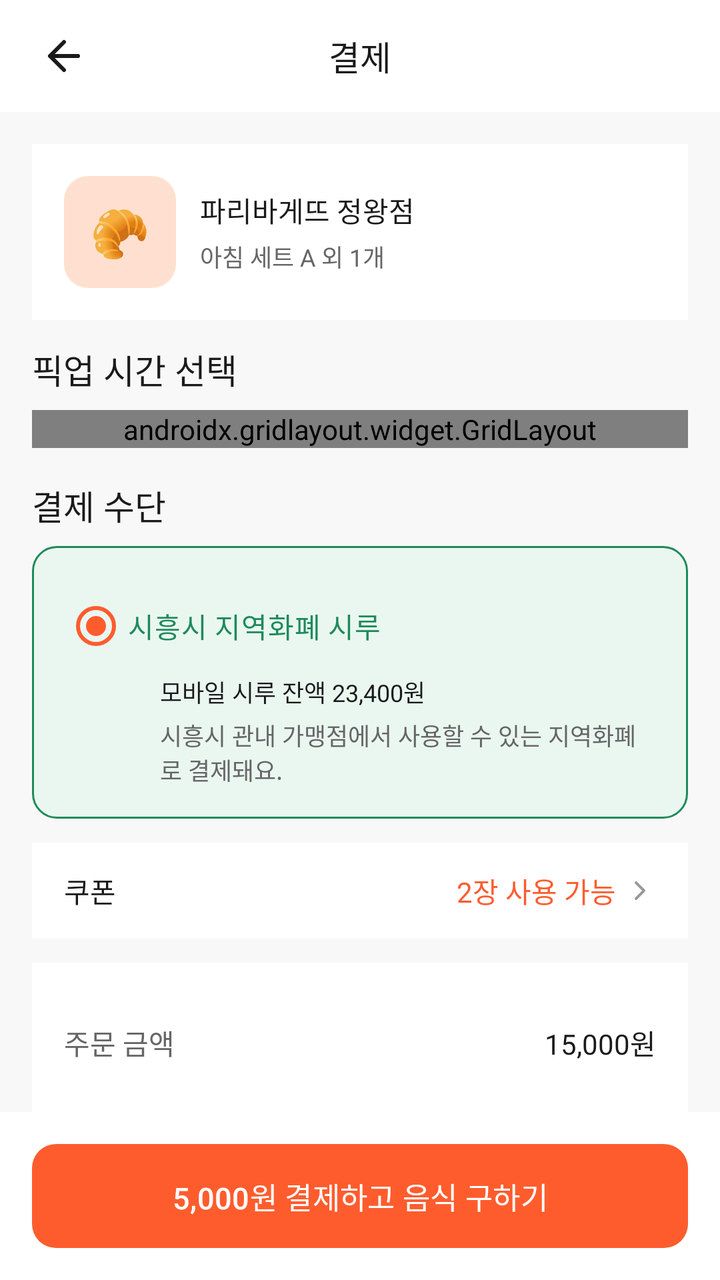
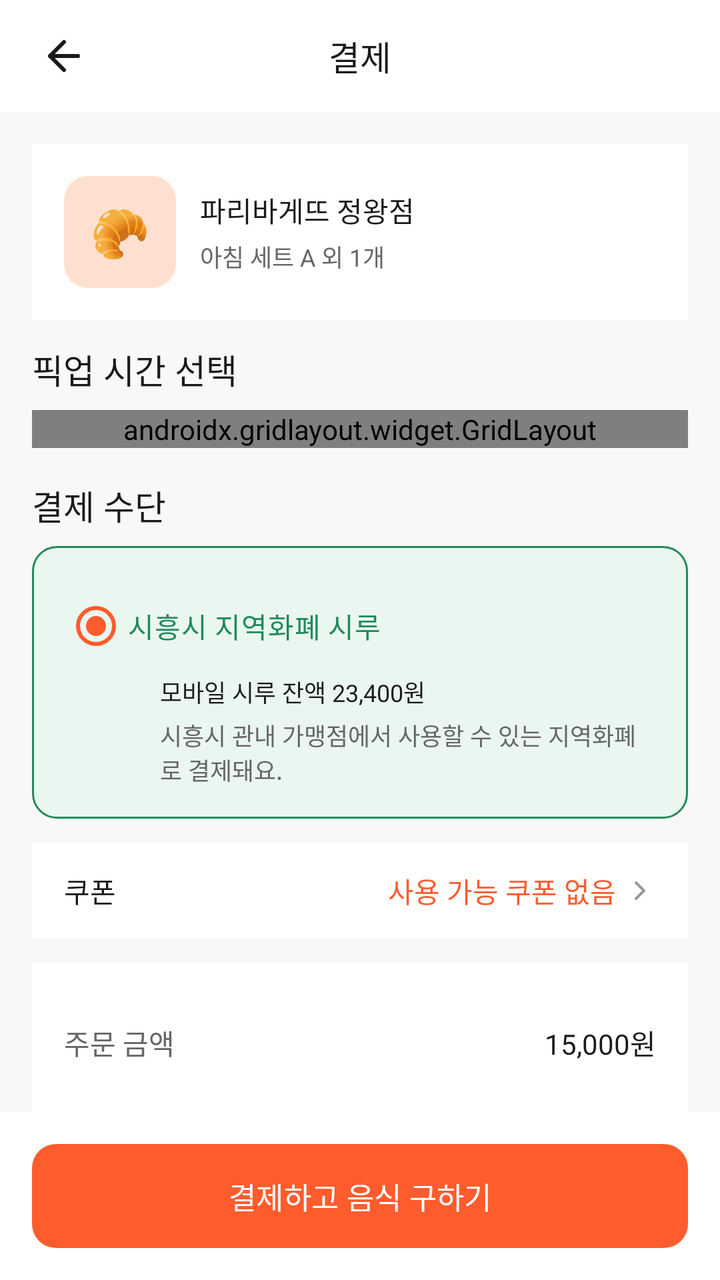

An Android layout rendered at two revisions. The XML below is the earlier revision; the diff shows what the commit changed to produce the second picture.
<!-- AndroidManifest.xml: application theme Theme.Deuktemsiru -->
<!-- res/layout/fragment_payment.xml -->
<?xml version="1.0" encoding="utf-8"?>
<androidx.coordinatorlayout.widget.CoordinatorLayout
    xmlns:android="http://schemas.android.com/apk/res/android"
    xmlns:app="http://schemas.android.com/apk/res-auto"
    android:layout_width="match_parent"
    android:layout_height="match_parent"
    android:background="@color/color_surface">

    
    <LinearLayout
        android:id="@+id/ll_toolbar"
        android:layout_width="match_parent"
        android:layout_height="wrap_content"
        android:orientation="horizontal"
        android:gravity="center_vertical"
        android:background="@color/white"
        android:paddingHorizontal="@dimen/spacing_sm"
        android:paddingVertical="@dimen/spacing_xs">

        <ImageButton
            android:id="@+id/btn_back"
            android:layout_width="@dimen/touch_target_min"
            android:layout_height="@dimen/touch_target_min"
            android:src="@drawable/ic_back"
            android:background="?attr/selectableItemBackgroundBorderless"
            android:contentDescription="뒤로가기" />

        <TextView
            android:layout_width="0dp"
            android:layout_height="wrap_content"
            android:layout_weight="1"
            android:text="@string/payment_title"
            android:textSize="@dimen/text_title"
            android:fontFamily="sans-serif-medium"
            android:textColor="@color/color_text"
            android:gravity="center" />

        <View android:layout_width="@dimen/touch_target_min" android:layout_height="@dimen/touch_target_min" />
    </LinearLayout>

    <androidx.core.widget.NestedScrollView
        android:layout_width="match_parent"
        android:layout_height="match_parent"
        android:layout_marginTop="@dimen/toolbar_height"
        android:layout_marginBottom="@dimen/bottom_cta_offset">

        <LinearLayout
            android:layout_width="match_parent"
            android:layout_height="wrap_content"
            android:orientation="vertical"
            android:padding="@dimen/spacing_lg">

            
            <LinearLayout
                android:layout_width="match_parent"
                android:layout_height="wrap_content"
                android:orientation="horizontal"
                android:gravity="center_vertical"
                android:background="@color/white"
                android:padding="@dimen/spacing_lg"
                android:layout_marginBottom="@dimen/spacing_md">

                <FrameLayout
                    android:layout_width="@dimen/payment_thumbnail_size"
                    android:layout_height="@dimen/payment_thumbnail_size">
                    <View
                        android:layout_width="match_parent"
                        android:layout_height="match_parent"
                        android:background="@drawable/bg_thumbnail_placeholder" />
                    <TextView
                        android:layout_width="wrap_content"
                        android:layout_height="wrap_content"
                        android:layout_gravity="center"
                        android:text="🥐"
                        android:textSize="@dimen/emoji_lg" />
                </FrameLayout>

                <LinearLayout
                    android:layout_width="0dp"
                    android:layout_height="wrap_content"
                    android:layout_weight="1"
                    android:orientation="vertical"
                    android:layout_marginStart="@dimen/spacing_md">

                    <TextView
                        android:id="@+id/tv_store_name"
                        android:layout_width="match_parent"
                        android:layout_height="wrap_content"
                        android:text="파리바게뜨 정왕점"
                        android:textSize="@dimen/text_body"
                        android:fontFamily="sans-serif-medium"
                        android:textColor="@color/color_text" />

                    <TextView
                        android:id="@+id/tv_menu_name"
                        android:layout_width="match_parent"
                        android:layout_height="wrap_content"
                        android:layout_marginTop="@dimen/spacing_xs"
                        android:text="아침 세트 A 외 1개"
                        android:textSize="@dimen/text_caption"
                        android:textColor="@color/color_text_sub" />
                </LinearLayout>
            </LinearLayout>

            
            <TextView
                android:layout_width="wrap_content"
                android:layout_height="wrap_content"
                android:text="@string/label_pickup_time_select"
                android:textSize="@dimen/text_title"
                android:fontFamily="sans-serif-medium"
                android:textColor="@color/color_text"
                android:layout_marginBottom="@dimen/spacing_sm" />

            <androidx.gridlayout.widget.GridLayout
                android:id="@+id/grid_time_slots"
                android:layout_width="match_parent"
                android:layout_height="wrap_content"
                android:layout_marginBottom="@dimen/spacing_lg"
                app:columnCount="2"
                app:rowCount="2">

                <Button
                    android:id="@+id/slot_1"
                    android:layout_width="0dp"
                    android:layout_height="@dimen/payment_slot_height"
                    app:layout_columnWeight="1"
                    android:layout_margin="@dimen/spacing_xs"
                    android:text="17:00"
                    android:textSize="@dimen/text_body"
                    android:textColor="@color/color_text"
                    android:background="@drawable/bg_time_slot_selected"
                    app:backgroundTint="@null"
                    android:stateListAnimator="@null" />

                <Button
                    android:id="@+id/slot_2"
                    android:layout_width="0dp"
                    android:layout_height="@dimen/payment_slot_height"
                    app:layout_columnWeight="1"
                    android:layout_margin="@dimen/spacing_xs"
                    android:text="17:30"
                    android:textSize="@dimen/text_body"
                    android:textColor="@color/color_text"
                    android:background="@drawable/bg_time_slot"
                    app:backgroundTint="@null"
                    android:stateListAnimator="@null" />

                <Button
                    android:id="@+id/slot_3"
                    android:layout_width="0dp"
                    android:layout_height="@dimen/payment_slot_height"
                    app:layout_columnWeight="1"
                    android:layout_margin="@dimen/spacing_xs"
                    android:text="18:00"
                    android:textSize="@dimen/text_body"
                    android:textColor="@color/color_text"
                    android:background="@drawable/bg_time_slot"
                    app:backgroundTint="@null"
                    android:stateListAnimator="@null" />

                <LinearLayout
                    android:layout_width="0dp"
                    android:layout_height="@dimen/payment_slot_height"
                    app:layout_columnWeight="1"
                    android:layout_margin="@dimen/spacing_xs"
                    android:orientation="vertical"
                    android:gravity="center"
                    android:background="@drawable/bg_time_slot">

                    <Button
                        android:id="@+id/slot_4"
                        android:layout_width="match_parent"
                        android:layout_height="match_parent"
                        android:text="@string/payment_deadline_slot_1830"
                        android:textSize="@dimen/text_caption"
                        android:textColor="@color/danger"
                        android:background="@android:color/transparent"
                        app:backgroundTint="@null"
                        android:stateListAnimator="@null" />
                </LinearLayout>

            </androidx.gridlayout.widget.GridLayout>

            
            <TextView
                android:layout_width="wrap_content"
                android:layout_height="wrap_content"
                android:text="@string/label_payment_method"
                android:textSize="@dimen/text_title"
                android:fontFamily="sans-serif-medium"
                android:textColor="@color/color_text"
                android:layout_marginBottom="@dimen/spacing_sm" />

            <LinearLayout
                android:id="@+id/ll_siru_payment"
                android:layout_width="match_parent"
                android:layout_height="wrap_content"
                android:orientation="vertical"
                android:background="@drawable/bg_siru_payment"
                android:padding="@dimen/spacing_lg"
                android:layout_marginBottom="@dimen/spacing_md">

                <RadioButton
                    android:id="@+id/rb_siru"
                    android:layout_width="match_parent"
                    android:layout_height="@dimen/touch_target_min"
                    android:text="@string/payment_method_siru"
                    android:textSize="@dimen/text_body"
                    android:fontFamily="sans-serif-medium"
                    android:textColor="@color/siru_green"
                    android:buttonTint="@color/siru_green"
                    android:clickable="false"
                    android:checked="true" />

                <TextView
                    android:layout_width="match_parent"
                    android:layout_height="wrap_content"
                    android:layout_marginStart="@dimen/touch_target_min"
                    android:text="@string/payment_method_siru_balance"
                    android:textSize="@dimen/text_caption"
                    android:textColor="@color/color_text" />

                <TextView
                    android:layout_width="match_parent"
                    android:layout_height="wrap_content"
                    android:layout_marginStart="@dimen/touch_target_min"
                    android:layout_marginTop="@dimen/spacing_xs"
                    android:text="@string/payment_method_siru_notice"
                    android:textSize="@dimen/text_caption"
                    android:textColor="@color/color_text_sub" />
            </LinearLayout>

            
            <LinearLayout
                android:layout_width="match_parent"
                android:layout_height="@dimen/touch_target_min"
                android:orientation="horizontal"
                android:gravity="center_vertical"
                android:background="@color/white"
                android:paddingHorizontal="@dimen/spacing_lg"
                android:layout_marginBottom="@dimen/spacing_md">

                <TextView
                    android:layout_width="0dp"
                    android:layout_height="wrap_content"
                    android:layout_weight="1"
                    android:text="@string/label_coupon"
                    android:textSize="@dimen/text_body"
                    android:textColor="@color/color_text" />

                <TextView
                    android:layout_width="wrap_content"
                    android:layout_height="wrap_content"
                    android:text="@string/payment_coupon_available_mock"
                    android:textSize="@dimen/text_body"
                    android:textColor="@color/primary" />

                <ImageView
                    android:layout_width="@dimen/icon_sm"
                    android:layout_height="@dimen/icon_sm"
                    android:src="@drawable/ic_arrow_right"
                    android:layout_marginStart="@dimen/spacing_xs"
                    android:contentDescription="쿠폰 선택" />
            </LinearLayout>

            
            <LinearLayout
                android:layout_width="match_parent"
                android:layout_height="wrap_content"
                android:orientation="vertical"
                android:background="@color/white"
                android:padding="@dimen/spacing_lg"
                android:layout_marginBottom="@dimen/spacing_md">

                <LinearLayout android:layout_width="match_parent" android:layout_height="@dimen/touch_target_min" android:orientation="horizontal" android:gravity="center_vertical">
                    <TextView android:layout_width="0dp" android:layout_height="wrap_content" android:layout_weight="1" android:text="@string/label_order_price" android:textSize="@dimen/text_body" android:textColor="@color/color_text_sub" />
                    <TextView android:id="@+id/tv_order_price" android:layout_width="wrap_content" android:layout_height="wrap_content" android:text="15,000원" android:textSize="@dimen/text_body" android:textColor="@color/color_text" />
                </LinearLayout>

                <LinearLayout android:layout_width="match_parent" android:layout_height="@dimen/touch_target_min" android:orientation="horizontal" android:gravity="center_vertical">
                    <TextView android:layout_width="0dp" android:layout_height="wrap_content" android:layout_weight="1" android:text="@string/label_closing_discount" android:textSize="@dimen/text_body" android:textColor="@color/color_text_sub" />
                    <TextView android:id="@+id/tv_discount" android:layout_width="wrap_content" android:layout_height="wrap_content" android:text="-9,000원" android:textSize="@dimen/text_body" android:textColor="@color/danger" />
                </LinearLayout>

                <LinearLayout android:layout_width="match_parent" android:layout_height="@dimen/touch_target_min" android:orientation="horizontal" android:gravity="center_vertical">
                    <TextView android:layout_width="0dp" android:layout_height="wrap_content" android:layout_weight="1" android:text="@string/label_first_order_discount" android:textSize="@dimen/text_body" android:textColor="@color/color_text_sub" />
                    <TextView android:id="@+id/tv_extra_discount" android:layout_width="wrap_content" android:layout_height="wrap_content" android:text="-1,000원" android:textSize="@dimen/text_body" android:textColor="@color/danger" />
                </LinearLayout>

                <View android:layout_width="match_parent" android:layout_height="@dimen/payment_divider_height" android:background="@color/color_border" android:layout_marginVertical="@dimen/spacing_sm" />

                <LinearLayout android:layout_width="match_parent" android:layout_height="@dimen/touch_target_min" android:orientation="horizontal" android:gravity="center_vertical">
                    <TextView android:layout_width="0dp" android:layout_height="wrap_content" android:layout_weight="1" android:text="@string/label_final_price" android:textSize="@dimen/text_title" android:fontFamily="sans-serif-medium" android:textColor="@color/color_text" />
                    <TextView android:id="@+id/tv_final_price" android:layout_width="wrap_content" android:layout_height="wrap_content" android:text="5,000원" android:textSize="@dimen/text_title" android:fontFamily="sans-serif-medium" android:textColor="@color/primary" />
                </LinearLayout>
            </LinearLayout>

            
            <LinearLayout
                android:layout_width="match_parent"
                android:layout_height="wrap_content"
                android:orientation="horizontal"
                android:gravity="center_vertical"
                android:background="@drawable/bg_success_message"
                android:padding="@dimen/spacing_lg">

                <TextView
                    android:layout_width="wrap_content"
                    android:layout_height="wrap_content"
                    android:text="🌱"
                    android:textSize="@dimen/emoji_md"
                    android:layout_marginEnd="@dimen/spacing_sm" />

                <TextView
                    android:id="@+id/tv_savings_message"
                    android:layout_width="0dp"
                    android:layout_height="wrap_content"
                    android:layout_weight="1"
                    android:text="10,100원을 절약하고 음식 1개를 구해요"
                    android:textSize="@dimen/text_body"
                    android:fontFamily="sans-serif-medium"
                    android:textColor="@color/success" />
            </LinearLayout>

        </LinearLayout>
    </androidx.core.widget.NestedScrollView>

    
    <LinearLayout
        android:layout_width="match_parent"
        android:layout_height="wrap_content"
        android:layout_gravity="bottom"
        android:background="@color/white"
        android:padding="@dimen/spacing_lg">

        <Button
            android:id="@+id/btn_pay"
            android:layout_width="match_parent"
            android:layout_height="@dimen/cta_button_height"
            android:text="@string/btn_pay_mock"
            android:textSize="@dimen/text_button"
            android:fontFamily="sans-serif-medium"
            android:textColor="@color/white"
            android:background="@drawable/bg_primary_button"
            android:stateListAnimator="@null" />
    </LinearLayout>

</androidx.coordinatorlayout.widget.CoordinatorLayout>
<!-- resources referenced by this layout -->
<resources>
  <color name="color_border">#E5E5E5</color>
  <color name="color_surface">#F8F8F8</color>
  <color name="color_text">#1A1A1A</color>
  <color name="color_text_sub">#666666</color>
  <color name="danger">#FF3B30</color>
  <color name="primary">#FF5C2E</color>
  <color name="siru_green">#1F8A5B</color>
  <color name="success">#3B7D3F</color>
  <color name="white">#FFFFFFFF</color>
  <dimen name="bottom_cta_offset">80dp</dimen>
  <dimen name="cta_button_height">52dp</dimen>
  <dimen name="emoji_lg">24sp</dimen>
  <dimen name="emoji_md">18sp</dimen>
  <dimen name="icon_sm">16dp</dimen>
  <dimen name="payment_divider_height">1dp</dimen>
  <dimen name="payment_slot_height">52dp</dimen>
  <dimen name="payment_thumbnail_size">56dp</dimen>
  <dimen name="spacing_lg">16dp</dimen>
  <dimen name="spacing_md">12dp</dimen>
  <dimen name="spacing_sm">8dp</dimen>
  <dimen name="spacing_xs">4dp</dimen>
  <dimen name="text_body">14sp</dimen>
  <dimen name="text_button">15sp</dimen>
  <dimen name="text_caption">12sp</dimen>
  <dimen name="text_title">17sp</dimen>
  <dimen name="toolbar_height">56dp</dimen>
  <dimen name="touch_target_min">48dp</dimen>
  <!-- drawable bg_primary_button (drawable) -->
  <?xml version="1.0" encoding="utf-8"?>
  <shape xmlns:android="http://schemas.android.com/apk/res/android"
      android:shape="rectangle">
      <solid android:color="@color/primary" />
      <corners android:radius="@dimen/radius_md" />
  </shape>
  <!-- drawable bg_success_message (drawable) -->
  <?xml version="1.0" encoding="utf-8"?>
  <shape xmlns:android="http://schemas.android.com/apk/res/android"
      android:shape="rectangle">
      <solid android:color="#E8F4EA" />
      <corners android:radius="@dimen/radius_md" />
  </shape>
  <!-- drawable bg_thumbnail_placeholder (drawable) -->
  <?xml version="1.0" encoding="utf-8"?>
  <shape xmlns:android="http://schemas.android.com/apk/res/android"
      android:shape="rectangle">
      <solid android:color="#FFE0D0" />
      <corners android:radius="@dimen/radius_md" />
  </shape>
  <!-- drawable bg_time_slot (drawable) -->
  <?xml version="1.0" encoding="utf-8"?>
  <shape xmlns:android="http://schemas.android.com/apk/res/android"
      android:shape="rectangle">
      <solid android:color="@color/white" />
      <stroke
          android:width="1.5dp"
          android:color="@color/color_border" />
      <corners android:radius="@dimen/radius_sm" />
  </shape>
  <!-- drawable bg_time_slot_selected (drawable) -->
  <?xml version="1.0" encoding="utf-8"?>
  <shape xmlns:android="http://schemas.android.com/apk/res/android"
      android:shape="rectangle">
      <solid android:color="@color/primary_light" />
      <stroke
          android:width="1.5dp"
          android:color="@color/primary" />
      <corners android:radius="@dimen/radius_sm" />
  </shape>
  <string name="btn_pay_mock">5,000원 결제하고 음식 구하기</string>
  <string name="label_closing_discount">마감 할인</string>
  <string name="label_coupon">쿠폰</string>
  <string name="label_final_price">최종 결제</string>
  <string name="label_first_order_discount">첫 주문 추가 할인</string>
  <string name="label_order_price">주문 금액</string>
  <string name="label_payment_method">결제 수단</string>
  <string name="label_pickup_time_select">픽업 시간 선택</string>
  <string name="payment_coupon_available_mock">2장 사용 가능</string>
  <string name="payment_deadline_slot_1830">18:30 마감 직전</string>
  <string name="payment_method_siru">시흥시 지역화폐 시루</string>
  <string name="payment_method_siru_balance">모바일 시루 잔액 23,400원</string>
  <string name="payment_method_siru_notice">시흥시 관내 가맹점에서 사용할 수 있는 지역화폐로 결제돼요.</string>
  <string name="payment_title">결제</string>
  <style name="Theme.Deuktemsiru" parent="Base.Theme.Deuktemsiru" />
  <dimen name="radius_md">12dp</dimen>
  <color name="siru_light">#EAF7F0</color>
  <dimen name="radius_sm">8dp</dimen>
  <color name="primary_light">#FFEDE5</color>
  <color name="primary_dark">#6B2B12</color>
  <!-- unchanged entries left out for length: 4 -->
</resources>

<!-- the commit's change to res/layout/fragment_payment.xml (unified diff, before → after) -->
@@ -252,7 +252,7 @@
                 <TextView
                     android:layout_width="wrap_content"
                     android:layout_height="wrap_content"
-                    android:text="@string/payment_coupon_available_mock"
+                    android:text="@string/payment_coupon_available_none"
                     android:textSize="@dimen/text_body"
                     android:textColor="@color/primary" />
 
@@ -338,7 +338,7 @@
             android:id="@+id/btn_pay"
             android:layout_width="match_parent"
             android:layout_height="@dimen/cta_button_height"
-            android:text="@string/btn_pay_mock"
+            android:text="@string/btn_pay_placeholder"
             android:textSize="@dimen/text_button"
             android:fontFamily="sans-serif-medium"
             android:textColor="@color/white"
<!-- resource entries referenced after the edit -->
@@ -68,15 +68,15 @@
           android:color="@color/primary" />
       <corners android:radius="@dimen/radius_sm" />
   </shape>
-  <string name="btn_pay_mock">5,000원 결제하고 음식 구하기</string>
+  <string name="btn_pay_placeholder">결제하고 음식 구하기</string>
   <string name="label_closing_discount">마감 할인</string>
   <string name="label_coupon">쿠폰</string>
   <string name="label_final_price">최종 결제</string>
-  <string name="label_first_order_discount">첫 주문 추가 할인</string>
+  <string name="label_first_order_discount">추가 할인</string>
   <string name="label_order_price">주문 금액</string>
   <string name="label_payment_method">결제 수단</string>
   <string name="label_pickup_time_select">픽업 시간 선택</string>
-  <string name="payment_coupon_available_mock">2장 사용 가능</string>
+  <string name="payment_coupon_available_none">사용 가능 쿠폰 없음</string>
   <string name="payment_deadline_slot_1830">18:30 마감 직전</string>
   <string name="payment_method_siru">시흥시 지역화폐 시루</string>
   <string name="payment_method_siru_balance">모바일 시루 잔액 23,400원</string>
